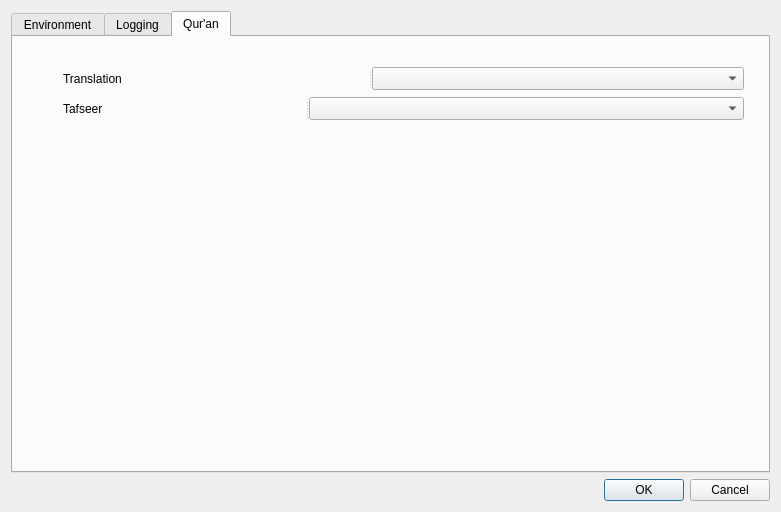
The window that settings_dialog.ui (abumq/project-islam) describes before a commit, drawn with Qt 5.
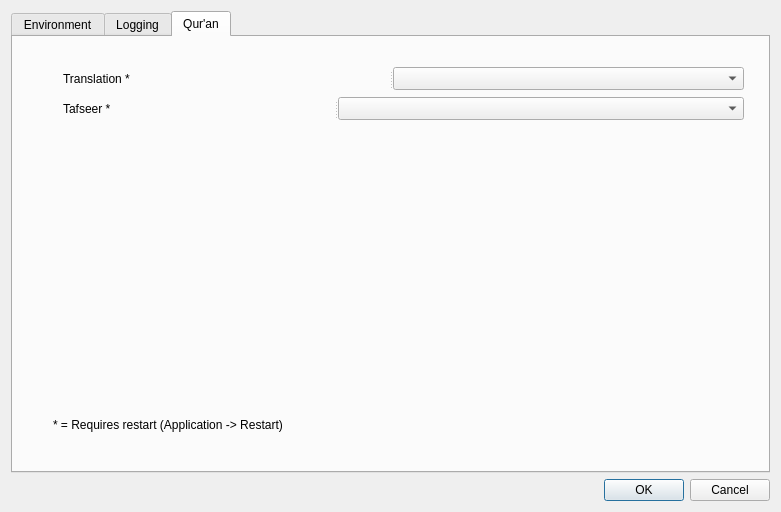
The same window after the commit. The open tabs and pages were chosen to show the change.

```diff
--- a/settings_dialog.ui
+++ b/settings_dialog.ui
@@ -232,7 +232,7 @@
        </property>
        <widget class="QLabel" name="label_4">
         <property name="text">
-         <string>Translation</string>
+         <string>Translation *</string>
         </property>
        </widget>
        <widget class="QComboBox" name="cboQuranTranslations"/>
@@ -251,11 +251,24 @@
        </property>
        <widget class="QLabel" name="label_5">
         <property name="text">
-         <string>Tafseer</string>
+         <string>Tafseer *</string>
         </property>
        </widget>
        <widget class="QComboBox" name="cboQuranTafseers"/>
       </widget>
+      <widget class="QLabel" name="label_6">
+       <property name="geometry">
+        <rect>
+         <x>40</x>
+         <y>380</y>
+         <width>681</width>
+         <height>16</height>
+        </rect>
+       </property>
+       <property name="text">
+        <string>* = Requires restart (Application -&gt; Restart)</string>
+       </property>
+      </widget>
      </widget>
     </widget>
    </item>
```
Left out of the diff: 2 changed lines with no effect on the pictures.
